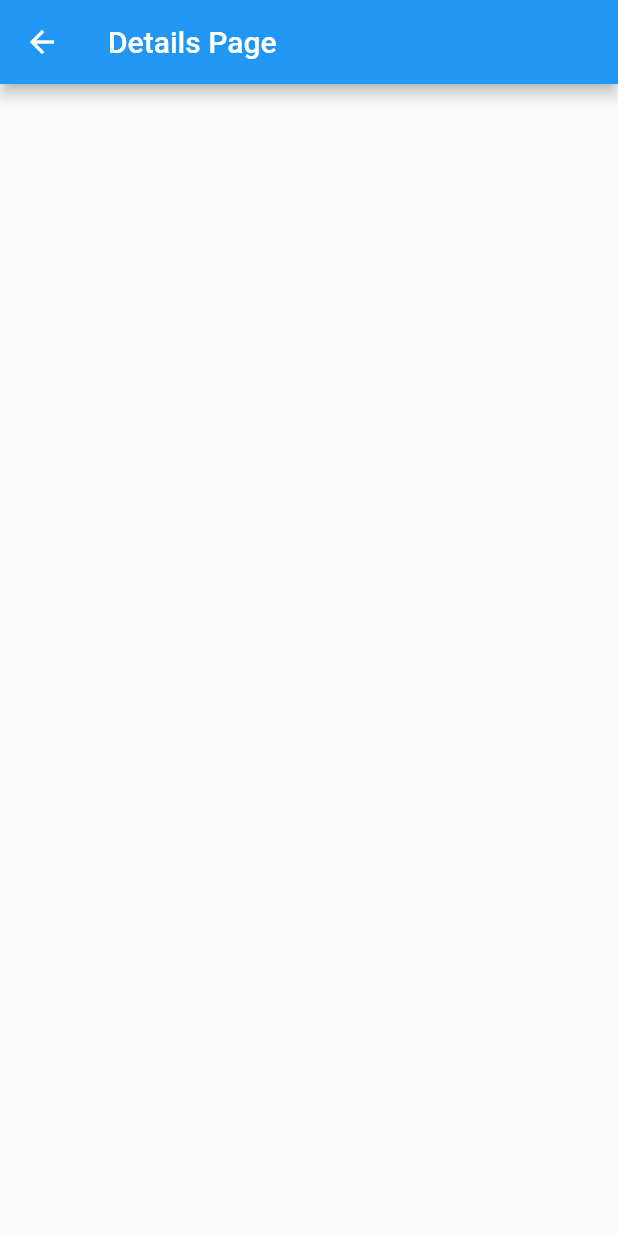
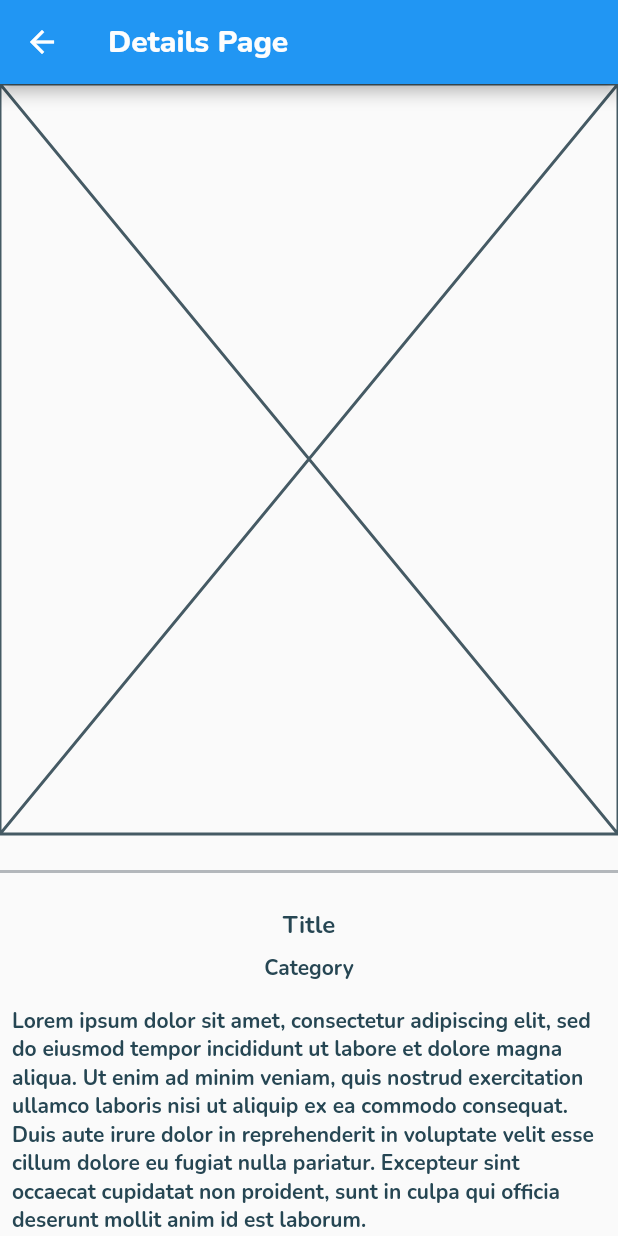
Before and after one commit to felipecastrosales/game, a Flutter app: the DetailsPage screen opened by its route, on a phone screen of 412 x 824 dp. Run offline on Flutter 3.47's test engine with Material 2 defaults, Android fonts, the phone set to English and light mode, and no system bars; our stand-ins replace google_fonts.

Commit message:
updating DetailsPage UI

```diff
--- a/lib/app/core/text/app_text_styles.dart
+++ b/lib/app/core/text/app_text_styles.dart
@@ -33,4 +33,10 @@ class AppTextStyles {
     fontWeight: FontWeight.bold,
     color: AppColors.text,
   );
+
+  static final gameDetails = GoogleFonts.nunito(
+    fontSize: 14,
+    fontWeight: FontWeight.w700,
+    color: AppColors.text,
+  );
 }
--- a/lib/app/pages/details/details_page.dart
+++ b/lib/app/pages/details/details_page.dart
@@ -1,4 +1,6 @@
 import 'package:flutter/material.dart';
+import 'package:game/app/core/text/app_text_styles.dart';
+import 'package:game/app/widgets/custom_divider.dart';
 
 class DetailsPage extends StatelessWidget {
   const DetailsPage({Key? key}) : super(key: key);
@@ -7,9 +9,46 @@ class DetailsPage extends StatelessWidget {
   Widget build(BuildContext context) {
     return Scaffold(
       appBar: AppBar(
-        title: const Text('Details Page'),
+        title: Text(
+          'Details Page',
+          style: AppTextStyles.appBar,
+        ),
       ),
-      body: Container(),
+      body: Column(
+        mainAxisAlignment: MainAxisAlignment.start,
+        crossAxisAlignment: CrossAxisAlignment.start,
+        children: [
+          const SizedBox(
+            height: 500,
+            child: Placeholder(),
+          ),
+          const SizedBox(height: 16),
+          const CustomDivider(2),
+          const SizedBox(height: 16),
+          Padding(
+            padding: const EdgeInsets.symmetric(horizontal: 8),
+            child: Column(
+              children: [
+                Text(
+                  'Title',
+                  textAlign: TextAlign.center,
+                  style: AppTextStyles.gameTitle,
+                ),
+                const SizedBox(height: 8),
+                Text(
+                  'Category',
+                  style: AppTextStyles.gameDetails,
+                ),
+                const SizedBox(height: 16),
+                Text(
+                  'Lorem ipsum dolor sit amet, consectetur adipiscing elit, sed do eiusmod tempor incididunt ut labore et dolore magna aliqua. Ut enim ad minim veniam, quis nostrud exercitation ullamco laboris nisi ut aliquip ex ea commodo consequat. Duis aute irure dolor in reprehenderit in voluptate velit esse cillum dolore eu fugiat nulla pariatur. Excepteur sint occaecat cupidatat non proident, sunt in culpa qui officia deserunt mollit anim id est laborum.',
+                  style: AppTextStyles.gameDetails,
+                ),
+              ],
+            ),
+          ),
+        ],
+      ),
     );
   }
 }
--- a/lib/app/pages/home/home_page.dart
+++ b/lib/app/pages/home/home_page.dart
@@ -1,5 +1,6 @@
 import 'package:flutter/material.dart';
 
+import 'package:game/app/config/pages/pages.dart';
 import 'package:game/app/core/colors/app_colors.dart';
 import 'package:game/app/core/text/app_text_styles.dart';
 import 'package:game/app/widgets/custom_divider.dart';
@@ -67,7 +68,9 @@ class HomePage extends StatelessWidget {
                   return GameTile(
                     image: '$index',
                     text: 'Game $index',
-                    onTap: () {},
+                    onTap: () {
+                      Navigator.pushNamed(context, Pages.details);
+                    },
                   );
                 },
               ),
```
